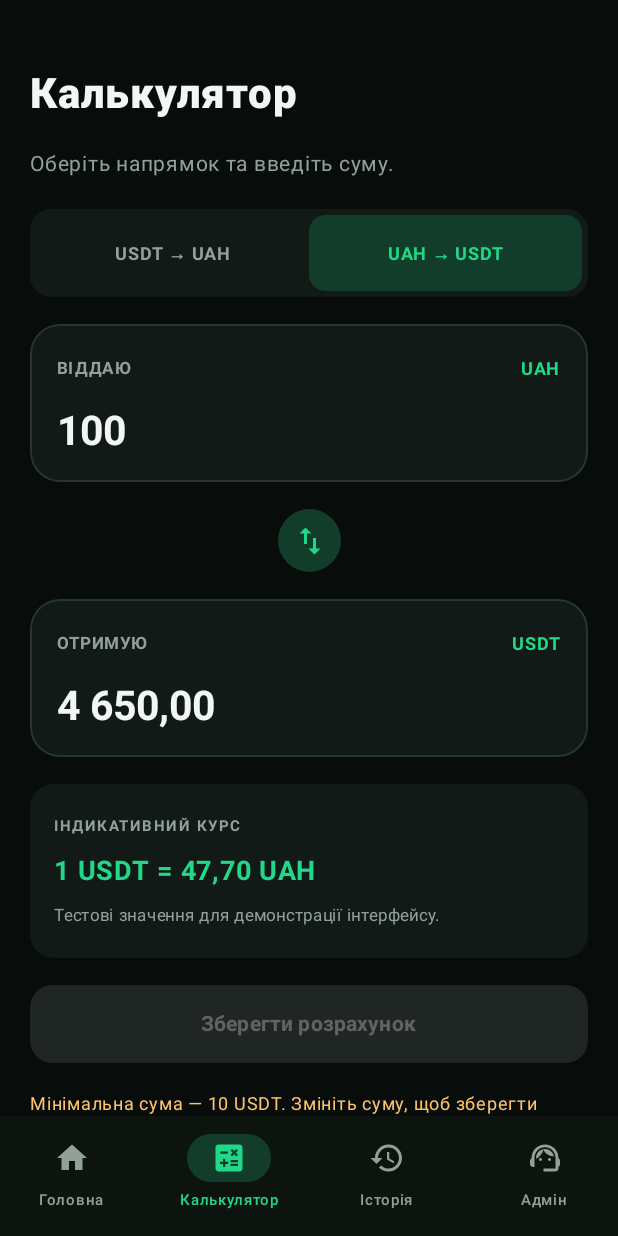
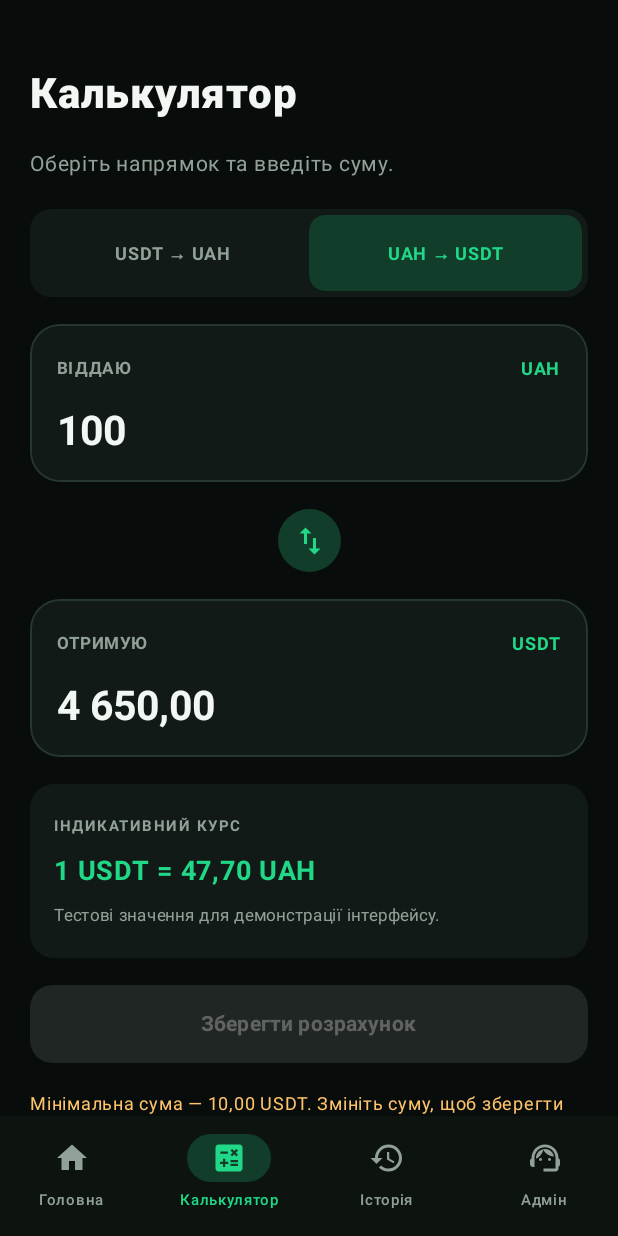
Before and after one commit to EgorMr111/soyer-one-android, an Android app built with Jetpack Compose: the screen it shows after launch (MainActivity), after a tap on "UAH → USDT", on a phone screen of 412 x 824 dp. Run offline under Robolectric (Android 15) with nearby library versions, the phone set to English and light mode, and no system bars; 2 other taps on this screen came first.

Commit message:
Display server-managed rates, minimums and Telegram links in Android app

```diff
--- a/app/src/main/java/ua/soyer/one/MainActivity.kt
+++ b/app/src/main/java/ua/soyer/one/MainActivity.kt
@@ -160,7 +160,7 @@ fun HomeScreen(modifier: Modifier = Modifier, onCalculate: () -> Unit, settings:
         Column(verticalArrangement = Arrangement.spacedBy(8.dp)) {
             Text("Вітаємо у", color = Muted, fontSize = 16.sp)
             Text("SOYER ONE", color = MainText, fontSize = 32.sp, fontWeight = FontWeight.ExtraBold)
-            Text("Ваш простір для зручних розрахунків та інформації про курси.", color = Muted, fontSize = 14.sp, lineHeight = 21.sp)
+            Text(settings.heroText, color = Muted, fontSize = 14.sp, lineHeight = 21.sp)
         }
 
         Column(
@@ -174,17 +174,17 @@ fun HomeScreen(modifier: Modifier = Modifier, onCalculate: () -> Unit, settings:
             Row(verticalAlignment = Alignment.CenterVertically) {
                 Column(Modifier.weight(1f)) {
                     Text("USDT → UAH", color = Muted, fontSize = 13.sp)
-                    Text("46,50 ₴", color = MainText, fontSize = 26.sp, fontWeight = FontWeight.Bold)
+                    Text("${formatSoyerRate(settings.rateUsdtToUah)} ₴", color = MainText, fontSize = 26.sp, fontWeight = FontWeight.Bold)
                 }
                 Box(Modifier.size(42.dp).clip(CircleShape).background(GreenDark), contentAlignment = Alignment.Center) {
                     Icon(Icons.Filled.SwapVert, contentDescription = null, tint = Green)
                 }
                 Column(Modifier.weight(1f), horizontalAlignment = Alignment.End) {
                     Text("UAH → USDT", color = Muted, fontSize = 13.sp)
-                    Text("47,70 ₴", color = MainText, fontSize = 26.sp, fontWeight = FontWeight.Bold)
+                    Text("${formatSoyerRate(settings.rateUahToUsdt)} ₴", color = MainText, fontSize = 26.sp, fontWeight = FontWeight.Bold)
                 }
             }
-            Text("47,70 / 46,50 · Мінімум 10 USDT · тестові значення, не актуальна пропозиція.", color = Muted, fontSize = 10.sp)
+            Text("Мінімум ${formatSoyerRate(settings.minimumUsdt)} USDT · Оновлено: ${settings.updatedAt}. Орієнтовні значення.", color = Muted, fontSize = 10.sp)
         }
 
         Button(
@@ -208,9 +208,9 @@ fun HomeScreen(modifier: Modifier = Modifier, onCalculate: () -> Unit, settings:
 
         Column(verticalArrangement = Arrangement.spacedBy(10.dp)) {
             Text("ПАРТНЕРСТВО", color = Muted, fontSize = 11.sp, fontWeight = FontWeight.Bold, letterSpacing = 1.2.sp)
-            Text("Відкриті до співпраці з обмінниками, Telegram-каналами, спільнотами та реферальними командами.", color = MainText, fontSize = 13.sp, lineHeight = 19.sp)
+            Text(settings.partnershipText, color = MainText, fontSize = 13.sp, lineHeight = 19.sp)
             Text("Індивідуальні умови та довгострокова співпраця.", color = Muted, fontSize = 12.sp)
-            OutlinedButton(onClick = { openTelegram("soyermanager") }, modifier = Modifier.fillMaxWidth(), shape = RoundedCornerShape(14.dp)) {
+            OutlinedButton(onClick = { context.startActivity(Intent(Intent.ACTION_VIEW, Uri.parse(settings.managerUrl))) }, modifier = Modifier.fillMaxWidth(), shape = RoundedCornerShape(14.dp)) {
                 Text("Обговорити партнерство")
             }
         }
@@ -220,17 +220,17 @@ fun HomeScreen(modifier: Modifier = Modifier, onCalculate: () -> Unit, settings:
             FeatureRow("Ексклюзивні курси", "Спеціальні пропозиції для клієнтів")
             FeatureRow("Розіграші", "Стежте за оголошеннями в Telegram")
             FeatureRow("Реферальна програма", "Винагороди за рекомендації друзям")
-            OutlinedButton(onClick = { openTelegram("soyerexchangecom") }, modifier = Modifier.fillMaxWidth(), shape = RoundedCornerShape(14.dp)) {
+            OutlinedButton(onClick = { context.startActivity(Intent(Intent.ACTION_VIEW, Uri.parse(settings.exchangeUrl))) }, modifier = Modifier.fillMaxWidth(), shape = RoundedCornerShape(14.dp)) {
                 Text("Стежити за оновленнями")
             }
         }
 
         Column(verticalArrangement = Arrangement.spacedBy(8.dp)) {
             Text("ЗВ’ЯЗОК", color = Muted, fontSize = 11.sp, fontWeight = FontWeight.Bold, letterSpacing = 1.2.sp)
-            Button(onClick = { openTelegram("soyermanager") }, modifier = Modifier.fillMaxWidth(), shape = RoundedCornerShape(14.dp), colors = ButtonDefaults.buttonColors(containerColor = Green, contentColor = Background)) {
+            Button(onClick = { context.startActivity(Intent(Intent.ACTION_VIEW, Uri.parse(settings.managerUrl))) }, modifier = Modifier.fillMaxWidth(), shape = RoundedCornerShape(14.dp), colors = ButtonDefaults.buttonColors(containerColor = Green, contentColor = Background)) {
                 Text("Написати менеджеру", fontWeight = FontWeight.Bold)
             }
-            Text("Проєкти: @soyer_pr", color = Muted, fontSize = 12.sp, modifier = Modifier.clickable { openTelegram("soyer_pr") })
+            Text("Проєкти: @soyer_pr", color = Muted, fontSize = 12.sp, modifier = Modifier.clickable { context.startActivity(Intent(Intent.ACTION_VIEW, Uri.parse(settings.projectsUrl))) })
         }
         Spacer(Modifier.height(16.dp))
     }
@@ -299,7 +299,7 @@ fun CalculatorScreen(modifier: Modifier = Modifier, onSave: (String) -> Unit = {
         AmountCard("ОТРИМУЮ", if (direction) "UAH" else "USDT", receive, { updateReceive(it) })
         Column(Modifier.fillMaxWidth().clip(RoundedCornerShape(16.dp)).background(Surface).padding(16.dp), verticalArrangement = Arrangement.spacedBy(6.dp)) {
             Text("ІНДИКАТИВНИЙ КУРС", color = Muted, fontSize = 10.sp, fontWeight = FontWeight.Bold, letterSpacing = 1.sp)
-            Text(if (direction) "1 USDT = 46,50 UAH" else "1 USDT = 47,70 UAH", color = Green, fontWeight = FontWeight.Bold, fontSize = 18.sp)
+            Text(if (direction) "1 USDT = ${formatSoyerRate(settings.rateUsdtToUah)} UAH" else "1 USDT = ${formatSoyerRate(settings.rateUahToUsdt)} UAH", color = Green, fontWeight = FontWeight.Bold, fontSize = 18.sp)
             Text("Тестові значення для демонстрації інтерфейсу.", color = Muted, fontSize = 11.sp)
         }
         Button(
@@ -317,7 +317,7 @@ fun CalculatorScreen(modifier: Modifier = Modifier, onSave: (String) -> Unit = {
             Text("Зберегти розрахунок", fontWeight = FontWeight.Bold)
         }
         if (!minimumMet) {
-            Text("Мінімальна сума — 10 USDT. Змініть суму, щоб зберегти розрахунок.", color = Color(0xFFFFC36B), fontSize = 12.sp, lineHeight = 18.sp)
+            Text("Мінімальна сума — ${formatSoyerRate(settings.minimumUsdt)} USDT. Змініть суму, щоб зберегти розрахунок.", color = Color(0xFFFFC36B), fontSize = 12.sp, lineHeight = 18.sp)
         }
     }
 }
```
